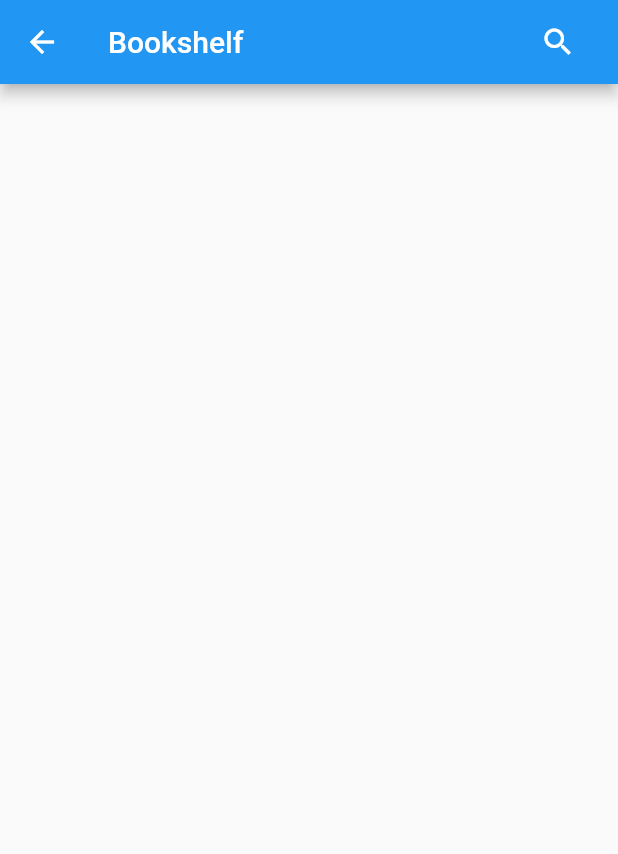
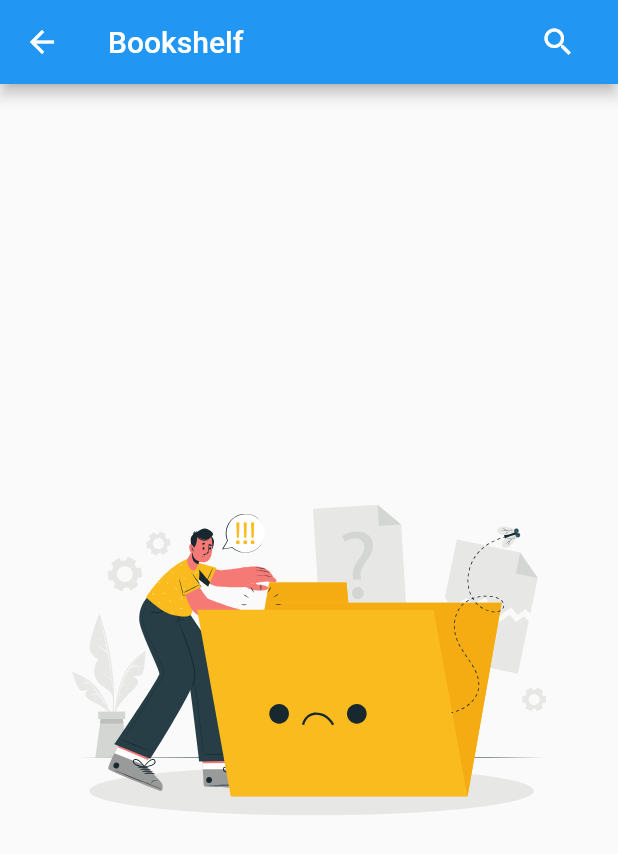
Before and after one commit to ynsmrkrds/Readmate-Application, a Flutter app: the BookshelfView screen opened by its route, on a phone screen of 412 x 824 dp. Shown: the top 854 px of the screen. Run offline on Flutter 3.47's test engine with Material 2 defaults, Android fonts, the phone set to English and light mode, and no system bars; our stand-ins replace cloud_firestore, firebase_auth, firebase_core, flutter_svg, focused_menu, google_sign_in and 1 more; accounts and stored records are empty.

```diff
--- a/lib/main.dart
+++ b/lib/main.dart
@@ -9,6 +9,7 @@ import 'package:readmate_app/ui/screens/details_screen/details_view.dart';
 import 'package:readmate_app/ui/screens/authentication_screen/authentication_view.dart';
 import 'package:readmate_app/ui/screens/home_screen/home_view.dart';
 import 'package:readmate_app/ui/screens/profile_screen/profile_view.dart';
+import 'package:readmate_app/ui/screens/reading_screen/reading_view.dart';
 import 'package:readmate_app/ui/screens/searching_screen/searching_view.dart';
 import 'package:readmate_app/ui/screens/splash_screen/splash_view.dart';
 
@@ -16,11 +17,11 @@ Future main() async {
   WidgetsFlutterBinding.ensureInitialized();
   await Firebase.initializeApp();
 
-  runApp(const ReadmateApp());
+  runApp(const ReadMateApp());
 }
 
-class ReadmateApp extends StatelessWidget {
-  const ReadmateApp({Key? key}) : super(key: key);
+class ReadMateApp extends StatelessWidget {
+  const ReadMateApp({Key? key}) : super(key: key);
 
   @override
   Widget build(BuildContext context) {
@@ -31,6 +32,7 @@ class ReadmateApp extends StatelessWidget {
         ChangeNotifierProvider<BookshelfProvider>(create: (context) => bookshelfProvider),
       ],
       child: MaterialApp(
+        title: "Readmate",
         debugShowCheckedModeBanner: false,
         routes: {
           "/": (context) => const SplashView(),
@@ -40,6 +42,7 @@ class ReadmateApp extends StatelessWidget {
           "/details": (context) => DetailsView(),
           "/searching": (context) => const SearchingView(),
           "/bookshelf": (context) => const BookshelfView(),
+          "/reading": (context) => ReadingView(),
         },
         initialRoute: "/",
       ),
--- a/lib/models/ebook.dart
+++ b/lib/models/ebook.dart
@@ -36,4 +36,12 @@ class Ebook {
       coverLink: json["formats"]["image/jpeg"] as String?,
     );
   }
+
+  @override
+  bool operator ==(other) {
+    return (other is Ebook) && other.id == id;
+  }
+
+  @override
+  int get hashCode => id.hashCode;
 }
--- a/lib/ui/screens/authentication_screen/authentication_view.dart
+++ b/lib/ui/screens/authentication_screen/authentication_view.dart
@@ -34,7 +34,7 @@ class AuthenticationView extends StatelessWidget {
 
   Image buildLogo() {
     return Image.asset(
-      "assets/google_logo.png",
+      "assets/logo.png",
       height: 150,
     );
   }
--- a/lib/ui/screens/bookshelf_screen/bookshelf_view.dart
+++ b/lib/ui/screens/bookshelf_screen/bookshelf_view.dart
@@ -1,4 +1,5 @@
 import 'package:flutter/material.dart';
+import 'package:flutter_svg/flutter_svg.dart';
 import 'package:provider/provider.dart';
 import 'package:readmate_app/enums/menu_items.dart';
 import 'package:readmate_app/providers/bookshelf_provider.dart';
@@ -30,9 +31,12 @@ class _BookshelfViewState extends State<BookshelfView> {
     return Scaffold(
       appBar: AppBar(
         title: SearchingBarWidget(
-          title: "Bookshelf",
+          title: const Text("Bookshelf"),
           onSubmitted: (value) {
             _viewModel.searchEbook(value);
+          },
+          onBarClosed: () {
+            _viewModel.fetchBookshelf();
           },
         ),
       ),
@@ -45,13 +49,19 @@ class _BookshelfViewState extends State<BookshelfView> {
   Consumer<BookshelfProvider> buildBody() {
     return Consumer(
       builder: (context, provider, child) {
-        return EbooksFrameWidget(
+        return provider.ebooks.isEmpty
+            ? Padding(
+                padding: const EdgeInsets.all(48.0),
+                child: SvgPicture.asset(
+                  "assets/no_result.svg",
+                ),
+              )
+            : EbooksFrameWidget(
                 ebooks: provider.ebooks,
                 menuItems: const [
                   MenuItems.details,
                   MenuItems.remove,
                 ],
-          onPressed: () {},
               );
       },
     );
--- a/lib/ui/screens/home_screen/home_view.dart
+++ b/lib/ui/screens/home_screen/home_view.dart
@@ -42,7 +42,7 @@ class _HomeViewState extends State<HomeView> {
   AppBar buildAppBar(BuildContext context) {
     return AppBar(
       automaticallyImplyLeading: false,
-      title: const Text("ReadMate"),
+      title: const Text("Readmate"),
       actions: [
         buildSearchButton(),
         buildGoToBookshelfButton(),
@@ -84,7 +84,6 @@ class _HomeViewState extends State<HomeView> {
             MenuItems.details,
             MenuItems.add,
           ],
-          onPressed: () {},
         );
       },
     );
--- a/lib/ui/screens/searching_screen/searching_view.dart
+++ b/lib/ui/screens/searching_screen/searching_view.dart
@@ -64,7 +64,6 @@ class _SearchingViewState extends State<SearchingView> {
                   MenuItems.details,
                   MenuItems.add,
                 ],
-                onPressed: () {},
               );
       },
     );
--- a/lib/ui/screens/splash_screen/splash_view.dart
+++ b/lib/ui/screens/splash_screen/splash_view.dart
@@ -25,7 +25,7 @@ class _SplashViewState extends State<SplashView> {
     return Scaffold(
       body: Center(
         child: Image.asset(
-          "assets/google_logo.png",
+          "assets/logo.png",
           height: 150,
         ),
       ),
--- a/lib/ui/widgets/ebooks_frame_widget.dart
+++ b/lib/ui/widgets/ebooks_frame_widget.dart
@@ -5,7 +5,6 @@ import 'package:readmate_app/enums/menu_items.dart';
 import 'package:readmate_app/models/bookmark.dart';
 import 'package:readmate_app/models/ebook.dart';
 import 'package:readmate_app/providers/bookshelf_provider.dart';
-import 'package:readmate_app/services/bookmark_service.dart';
 import 'package:readmate_app/ui/widgets/cover_image_widget.dart';
 
 class EbooksFrameWidget extends StatelessWidget {
@@ -13,13 +12,11 @@ class EbooksFrameWidget extends StatelessWidget {
     Key? key,
     this.scrollController,
     required this.ebooks,
-    required this.onPressed,
     required this.menuItems,
   }) : super(key: key);
 
   final ScrollController? scrollController;
   final List<Ebook> ebooks;
-  final Function() onPressed;
   final List<MenuItems> menuItems;
 
   @override
@@ -38,7 +35,7 @@ class EbooksFrameWidget extends StatelessWidget {
           menuWidth: MediaQuery.of(context).size.width * 0.5,
           menuItems: getMenuItems(context, ebook),
           onPressed: () {
-            onPressed();
+            Navigator.pushNamed(context, "/reading", arguments: ebook);
           },
           child: buildEbookFrame(ebook),
         );
--- a/lib/ui/widgets/searching_bar_widget.dart
+++ b/lib/ui/widgets/searching_bar_widget.dart
@@ -5,11 +5,13 @@ class SearchingBarWidget extends StatefulWidget {
   const SearchingBarWidget({
     Key? key,
     required this.onSubmitted,
+    required this.onBarClosed,
     required this.title,
   }) : super(key: key);
 
-  final String title;
+  final Widget title;
   final Function(String value) onSubmitted;
+  final Function() onBarClosed;
 
   @override
   State<SearchingBarWidget> createState() => _SearchingBarWidgetState();
@@ -24,7 +26,7 @@ class _SearchingBarWidgetState extends State<SearchingBarWidget> {
       mainAxisAlignment: MainAxisAlignment.spaceBetween,
       crossAxisAlignment: CrossAxisAlignment.center,
       children: [
-        isSearching ? buildSearchTextField() : Text(widget.title),
+        isSearching ? buildSearchTextField() : widget.title,
         buildOpenCloseSearchingBarButton(),
       ],
     );
@@ -32,9 +34,11 @@ class _SearchingBarWidgetState extends State<SearchingBarWidget> {
 
   Flexible buildSearchTextField() {
     return Flexible(
-      child: SearchingTextFieldWidget(onSubmitted: (value) {
-        widget.onSubmitted(value);
-      }),
+      child: SearchingTextFieldWidget(
+        onSubmitted: (value) {
+          widget.onSubmitted(value);
+        },
+      ),
     );
   }
 
@@ -42,6 +46,7 @@ class _SearchingBarWidgetState extends State<SearchingBarWidget> {
     return IconButton(
       icon: isSearching ? const Icon(Icons.close) : const Icon(Icons.search),
       onPressed: () {
+        widget.onBarClosed();
         setState(() {
           isSearching = isSearching == false ? true : false;
         });
```
Also changed, not shown: lib/providers/bookshelf_provider.dart (+8 -0 lines), lib/services/bookmark_service.dart (+14 -0 lines), lib/ui/screens/reading_screen/reading_view.dart (added, +57 -0 lines), lib/ui/screens/reading_screen/reading_viewmodel.dart (added, +92 -0 lines), pubspec.yaml (+9 -0 lines), assets/logo.png (added), pubspec.lock, 23 other files. Lines whose indentation alone changed are shown as unchanged.
